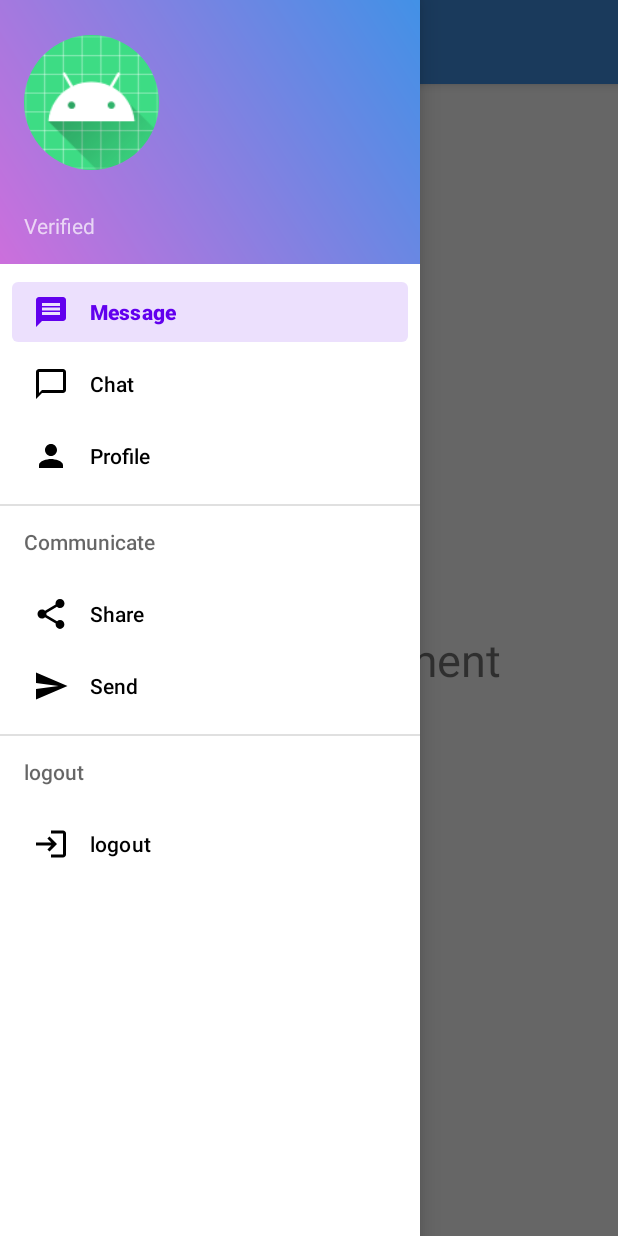
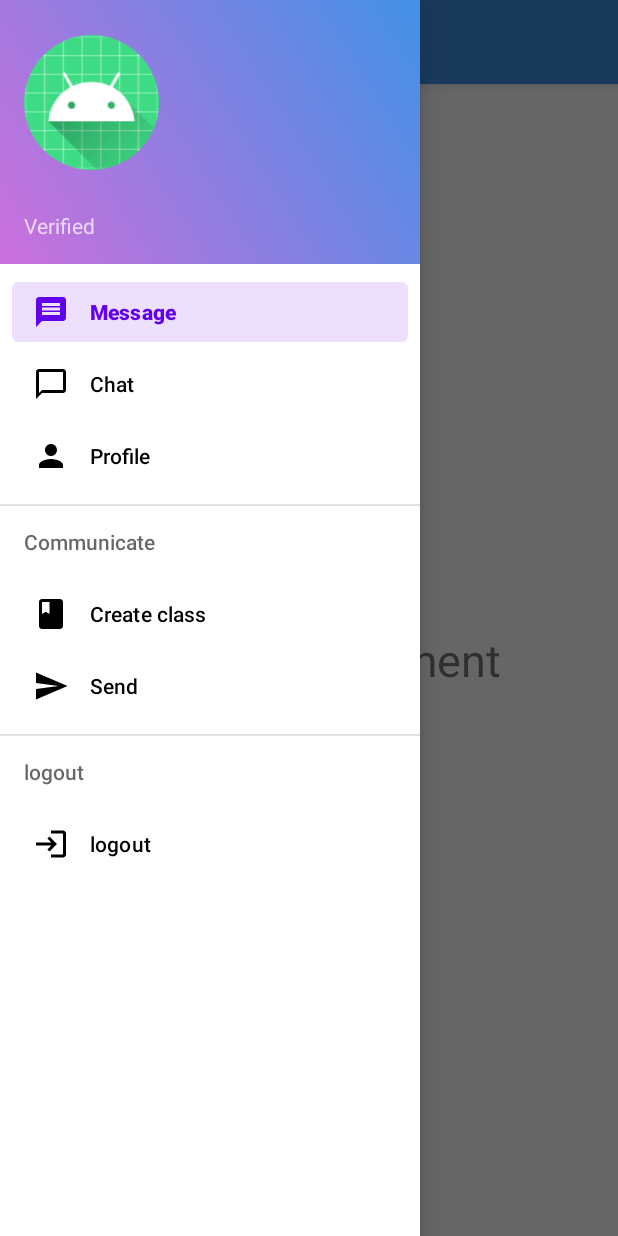
Before and after one commit to AdmerOrganization/FrontEnd, an Android app: the MainActivity screen opened directly, with no data from a screen before it, with the side drawer open, on a phone screen of 412 x 824 dp. Run offline under Robolectric (Android 15) with nearby library versions, the phone set to English and light mode, and no system bars; our stand-ins replace Picasso; plain views replace RoundedImageView; pictures from the network do not load; 1 statement that could not run was skipped.

Commit message:
class creation option added

```diff
--- a/app/src/main/java/com/example/tolearn/MainActivity.java
+++ b/app/src/main/java/com/example/tolearn/MainActivity.java
@@ -184,8 +184,9 @@ public class MainActivity extends AppCompatActivity implements NavigationView.On
                 getSupportFragmentManager().beginTransaction().replace(R.id.fragment_container,
                         new ProfileFragment()).commit();
                 break;
-            case R.id.nav_share:
-                Toast.makeText(this, "Share", Toast.LENGTH_SHORT).show();
+            case R.id.classCreation:
+                Intent goToClassCreation = new Intent(this , Class_creation.class);
+                startActivity(goToClassCreation);
                 break;
             case R.id.nav_send:
                 Toast.makeText(this, "Send", Toast.LENGTH_SHORT).show();
--- /dev/null
+++ b/app/src/main/res/drawable/ic_baseline_class_24.xml
@@ -0,0 +1,5 @@
+<vector android:height="24dp" android:tint="#4291E6"
+    android:viewportHeight="24" android:viewportWidth="24"
+    android:width="24dp" xmlns:android="http://schemas.android.com/apk/res/android">
+    <path android:fillColor="@android:color/white" android:pathData="M18,2H6c-1.1,0 -2,0.9 -2,2v16c0,1.1 0.9,2 2,2h12c1.1,0 2,-0.9 2,-2V4c0,-1.1 -0.9,-2 -2,-2zM6,4h5v8l-2.5,-1.5L6,12V4z"/>
+</vector>
--- a/app/src/main/res/menu/drawer_menu.xml
+++ b/app/src/main/res/menu/drawer_menu.xml
@@ -20,9 +20,9 @@
     <item android:title="Communicate">
         <menu>
             <item
-                android:id="@+id/nav_share"
-                android:icon="@drawable/ic_share"
-                android:title="Share" />
+                android:id="@+id/classCreation"
+                android:icon="@drawable/ic_baseline_class_24"
+                android:title="Create class" />
             <item
                 android:id="@+id/nav_send"
                 android:icon="@drawable/ic_send"
```
